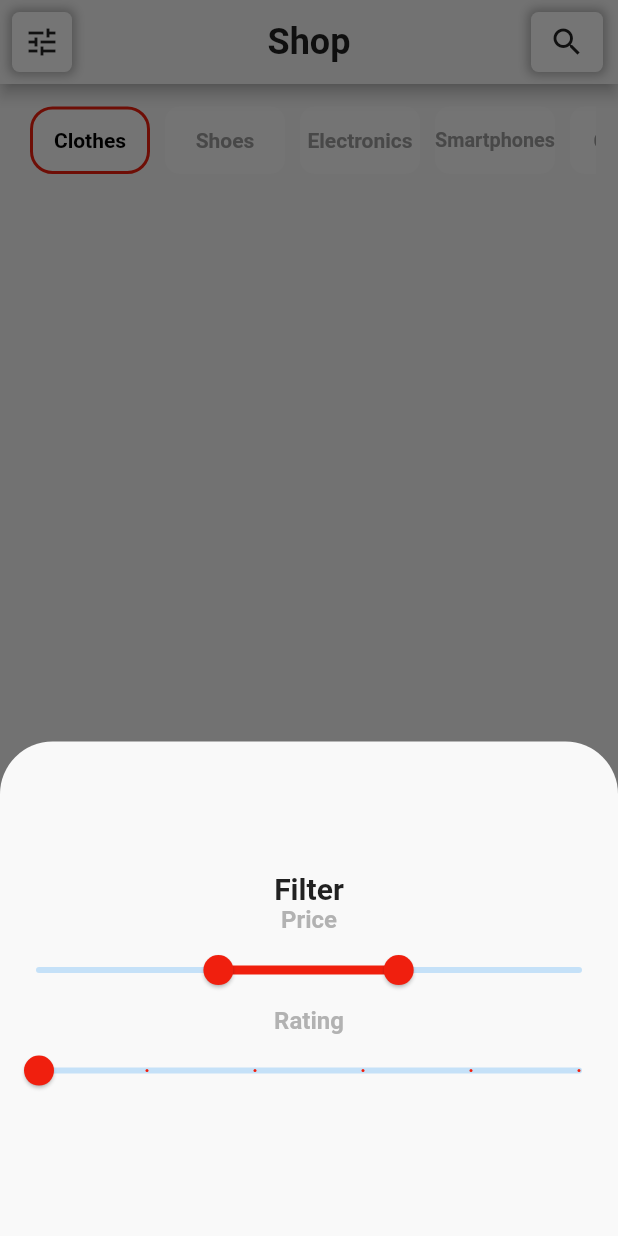
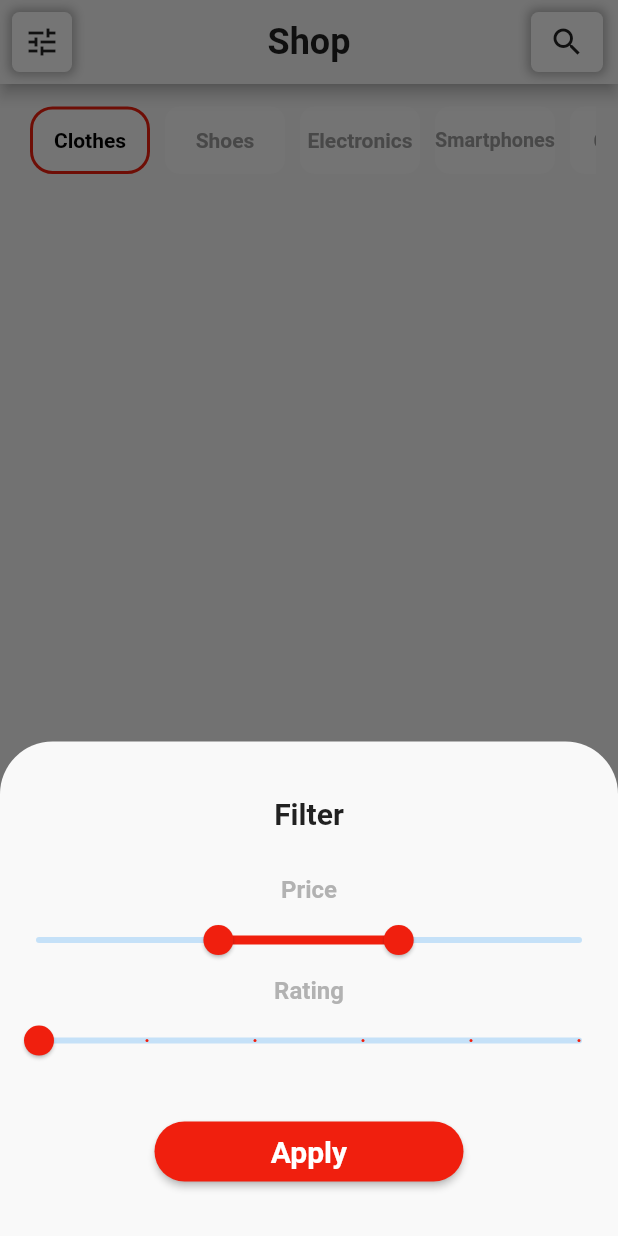
Before and after one commit to Mahmoudagha01/ShoPack-App-With-Clean-Architecture, a Flutter app: the ShopView screen opened directly, after a tap on the "tune" icon, on a phone screen of 412 x 824 dp. Run offline on Flutter 3.47's test engine with Material 2 defaults, Android fonts, the phone set to English and light mode, and no system bars; our stand-ins replace bloc, carousel_slider, dartz, dio, equatable, flutter_bloc and 4 more; accounts and stored records are empty; network calls fail.

Commit message:
finish shop filter

```diff
--- a/lib/core/utilities/strings.dart
+++ b/lib/core/utilities/strings.dart
@@ -13,6 +13,7 @@ class AppStrings {
   static const String name = "Name";
   static const String price = "Price";
   static const String check = "Check";
+    static const String apply = "Apply";
   static const String recentlyAddedProducts = "Recently Added Products";
   static const String newText = "New";
   static const String password = "Password";
--- a/lib/features/shop/data/datasources/products_datasource.dart
+++ b/lib/features/shop/data/datasources/products_datasource.dart
@@ -22,7 +22,9 @@ class ProductsDatasourceImpl implements ProductsDatasource {
   Future<ProductsModel> getSpecificProduct(GetProductParams params) async {
     final response = await apiProvider.get(endPoint: productsEndPoint, query: {
       "category": params.category,
-
+      "price[gt]": params.minPrice,
+      "price[lt]": params.maxPrice,
+      "ratings": params.rate,
     });
     return ProductsModel.fromJson(response.data);
   }
--- a/lib/features/shop/presentation/bloc/products_event.dart
+++ b/lib/features/shop/presentation/bloc/products_event.dart
@@ -18,7 +18,15 @@ final String minPrice;
     this.category, this.minPrice, this.maxPrice, this.rate,
   );
 }
-
+class GetFilterSpecificProduct extends ProductsEvent {
+  final String category;
+final String minPrice;
+  final String maxPrice;
+  final String rate;
+  const GetFilterSpecificProduct(
+    this.category, this.minPrice, this.maxPrice, this.rate,
+  );
+}
 class ChangeCatyegory extends ProductsEvent {
   final int index;
 
--- a/lib/features/shop/presentation/bloc/products_state.dart
+++ b/lib/features/shop/presentation/bloc/products_state.dart
@@ -29,7 +29,11 @@ class ProductsLoadedState extends ProductsState {
 
   const ProductsLoadedState(this.data,);
 }
+class FilterProductsLoadedState extends ProductsState {
+  final ProductsEntity data;
 
+  const FilterProductsLoadedState(this.data,);
+}
 class ProductsErrorState extends ProductsState {
   final String message;
 
--- a/lib/features/shop/presentation/views/shop.dart
+++ b/lib/features/shop/presentation/views/shop.dart
@@ -134,7 +134,25 @@ class ShopView extends StatelessWidget {
                       ));
                     } else if (state is ProductsErrorState) {
                       return Center(child: Text(state.message));
-                    } else {
+                    } else if (state is FilterProductsLoadedState) {
+                      final products = state.data.products;
+                      return Expanded(
+                          child: GridView.builder(
+                        padding: EdgeInsets.zero,
+                        itemCount: state.data.filteredProductsCount,
+                        gridDelegate:
+                            const SliverGridDelegateWithFixedCrossAxisCountAndFixedHeight(
+                                height: 330, crossAxisCount: 2),
+                        itemBuilder: (context, index) {
+                          return InkWell(
+                              onTap: () {},
+                              child: ProductItem(product: products[index]));
+                        },
+                      ));
+                    } else if (state is ProductsErrorState) {
+                      return Center(child: Text(state.message));
+                    }
+                    else {
                       return const SizedBox();
                     }
                   },
--- a/lib/features/shop/presentation/widgets/filter.dart
+++ b/lib/features/shop/presentation/widgets/filter.dart
@@ -1,11 +1,14 @@
 import 'package:flutter/material.dart';
 import 'package:flutter_bloc/flutter_bloc.dart';
 import 'package:shop_app/core/utilities/strings.dart';
+import 'package:shop_app/features/login/presentation/widgets/mainbutton.dart';
 import 'package:shop_app/features/shop/presentation/bloc/products_bloc.dart';
 import '../../../../core/colors/colors.dart';
 
 class FilterProduct extends StatelessWidget {
-  const FilterProduct({super.key});
+  const FilterProduct({
+    super.key,
+  });
 
   @override
   Widget build(BuildContext context) {
@@ -42,11 +45,16 @@ class FilterProduct extends StatelessWidget {
                             children: [
                               StatefulBuilder(builder: (_, setState) {
                                 return Column(
+                                  mainAxisAlignment:
+                                      MainAxisAlignment.spaceBetween,
                                   children: [
                                     Text(AppStrings.filter,
                                         style: Theme.of(context)
                                             .textTheme
                                             .headline6),
+                                    const SizedBox(
+                                      height: 30,
+                                    ),
                                     Text(
                                       AppStrings.price,
                                       style: Theme.of(context)
@@ -69,12 +77,8 @@ class FilterProduct extends StatelessWidget {
                                       },
                                       divisions: 100,
                                       labels: RangeLabels(
-                                        "${bloc.priceSelectRange.start
-                                            .round()
-                                            .toString()}\$",
-                                        "${bloc.priceSelectRange.end
-                                            .round()
-                                            .toString()}\$",
+                                        "${bloc.priceSelectRange.start.round().toString()}\$",
+                                        "${bloc.priceSelectRange.end.round().toString()}\$",
                                       ),
                                     ),
                                     Text(
@@ -93,13 +97,41 @@ class FilterProduct extends StatelessWidget {
                                       value: bloc.rateValue,
                                       onChanged: (v) {
                                         setState(() {
-                                           bloc
-                                                .rateValue = v;
+                                          bloc.rateValue = v;
                                         });
                                       },
                                       label: "${bloc.rateValue.round()}",
                                       divisions: 5,
-                                        )
+                                    ),
+                                    const SizedBox(
+                                      height: 30,
+                                    ),
+                                    SizedBox(
+                                      width:
+                                          MediaQuery.of(context).size.width / 2,
+                                      child: BlocProvider.value(
+                                        value: bloc,
+                                        child: MainButton(
+                                            text: AppStrings.apply,
+                                            ontab: () {
+                                              setState(() {
+                                                bloc.add(GetFilterSpecificProduct(
+                                                    bloc.categories[bloc.current],
+                                                    bloc.priceSelectRange.start
+                                                        .round()
+                                                        .toString(),
+                                                    bloc.priceSelectRange.end
+                                                        .round()
+                                                        .toString(),
+                                                    bloc.rateValue
+                                                        .round()
+                                                        .toString()));
+                                              });
+                                              Navigator.pop(context);
+                                            },
+                                            height: 40),
+                                      ),
+                                    ),
                                   ],
                                 );
                               }),
```
Also changed, not shown: lib/features/shop/presentation/bloc/products_bloc.dart (+10 -1 lines). Lines whose indentation alone changed are shown as unchanged.
